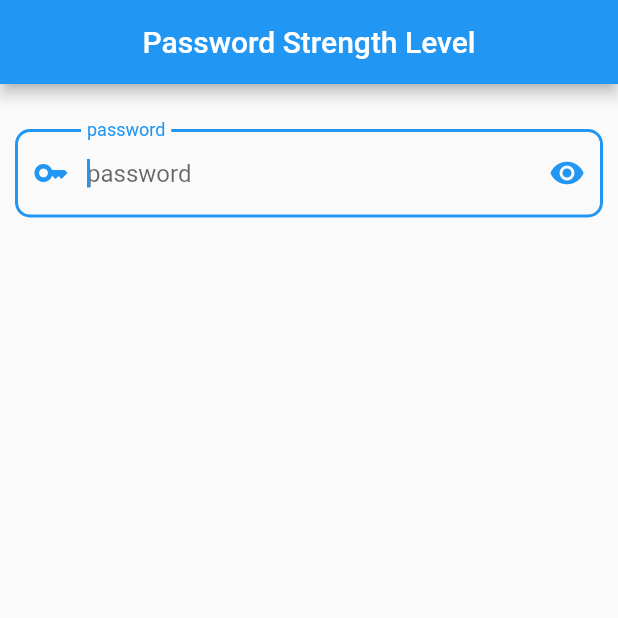
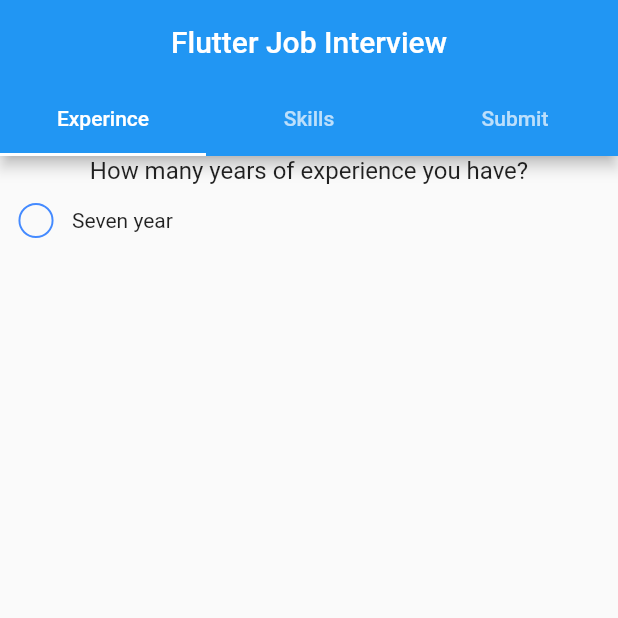
Before and after one commit to MertSaygili/FlutterMiniProjects, a Flutter app: the screen it shows after launch, on a phone screen of 412 x 824 dp, the top half of it. Run offline on Flutter 3.47's test engine with Material 2 defaults, Android fonts, the phone set to English and light mode, and no system bars.

Commit message:
still designing

```diff
--- a/lib/Classes/Projects/tab_bar/tab_bar_basic.dart
+++ /dev/null
@@ -1,17 +0,0 @@
-import 'package:flutter/material.dart';
-
-class TabBarBasic extends StatefulWidget {
-  const TabBarBasic({Key? key}) : super(key: key);
-
-  @override
-  State<TabBarBasic> createState() => _TabBarBasicState();
-}
-
-class _TabBarBasicState extends State<TabBarBasic> {
-  @override
-  Widget build(BuildContext context) {
-    return Scaffold(
-      appBar: AppBar(),
-    );
-  }
-}
--- /dev/null
+++ b/lib/Classes/Projects/tab_bar/tab_bar_basic_interview/exprience.dart
@@ -0,0 +1,49 @@
+import 'package:flutter/material.dart';
+
+class ExperienceView extends StatefulWidget {
+  const ExperienceView({Key? key}) : super(key: key);
+
+  @override
+  State<ExperienceView> createState() => _ExperienceViewState();
+}
+
+class _ExperienceViewState extends State<ExperienceView> {
+  final String _bodyTitle = "How many years of experience you have?";
+
+  bool _checkBox = false;
+
+  @override
+  Widget build(BuildContext context) {
+    return Scaffold(
+      body: Column(
+        children: [
+          Text(
+            _bodyTitle,
+            style: const TextStyle(
+              fontSize: 16,
+            ),
+          ),
+          Row(
+            children: [
+              Transform.scale(
+                scale: 1.3,
+                child: Checkbox(
+                  side: const BorderSide(color: Colors.blueAccent),
+                  shape: RoundedRectangleBorder(
+                      borderRadius: BorderRadius.circular(10)),
+                  value: _checkBox,
+                  onChanged: (value) {
+                    setState(() {
+                      _checkBox = !_checkBox;
+                    });
+                  },
+                ),
+              ),
+              const Text('Seven year'),
+            ],
+          )
+        ],
+      ),
+    );
+  }
+}
--- /dev/null
+++ b/lib/Classes/Projects/tab_bar/tab_bar_basic_interview/tab_bar_basic.dart
@@ -0,0 +1,50 @@
+import 'package:flutter/material.dart';
+import 'package:project1_change_appbar_color/Classes/Projects/tab_bar/tab_bar_basic_interview/exprience.dart';
+import 'package:project1_change_appbar_color/Classes/Projects/text_field_widget.dart/password_strenght_level.dart';
+
+class TabBarBasic extends StatefulWidget {
+  const TabBarBasic({Key? key}) : super(key: key);
+
+  @override
+  State<TabBarBasic> createState() => _TabBarBasicState();
+}
+
+class _TabBarBasicState extends State<TabBarBasic>
+    with TickerProviderStateMixin {
+  late final _tabController;
+  final String _appBarTitleText = 'Flutter Job Interview';
+
+  @override
+  void initState() {
+    super.initState();
+    _tabController =
+        TabController(length: _TabBarSelections.values.length, vsync: this);
+  }
+
+  @override
+  Widget build(BuildContext context) {
+    return DefaultTabController(
+      length: _TabBarSelections.values.length,
+      child: Scaffold(
+        appBar: AppBar(
+          title: Center(
+            child: Text(_appBarTitleText),
+          ),
+          bottom: TabBar(
+            tabs:
+                _TabBarSelections.values.map((e) => Tab(text: e.name)).toList(),
+          ),
+        ),
+        body: const TabBarView(children: [
+          ExperienceView(),
+          PasswordStrengthLevel(),
+          PasswordStrengthLevel(),
+        ]),
+      ),
+    );
+  }
+}
+
+enum _TabBarSelections { Experince, Skills, Submit }
+
+extension _MyTabBarSelectionExtensions on _TabBarSelections {}
--- a/lib/main.dart
+++ b/lib/main.dart
@@ -1,7 +1,6 @@
 import 'package:flutter/material.dart';
 
-import 'Classes/Projects/text_field_widget.dart/password_strenght_level.dart';
-import 'Classes/Projects/text_field_widget.dart/simple_login_page.dart';
+import 'Classes/Projects/tab_bar/tab_bar_basic_interview/tab_bar_basic.dart';
 
 void main() {
   runApp(const MyApp());
@@ -19,8 +18,7 @@ class MyApp extends StatelessWidget {
       theme: ThemeData(
         primarySwatch: Colors.blue,
       ),
-      home: const PasswordStrengthLevel(),
+      home: const TabBarBasic(),
     );
   }
 }
-// denemeasdasdsad
```
